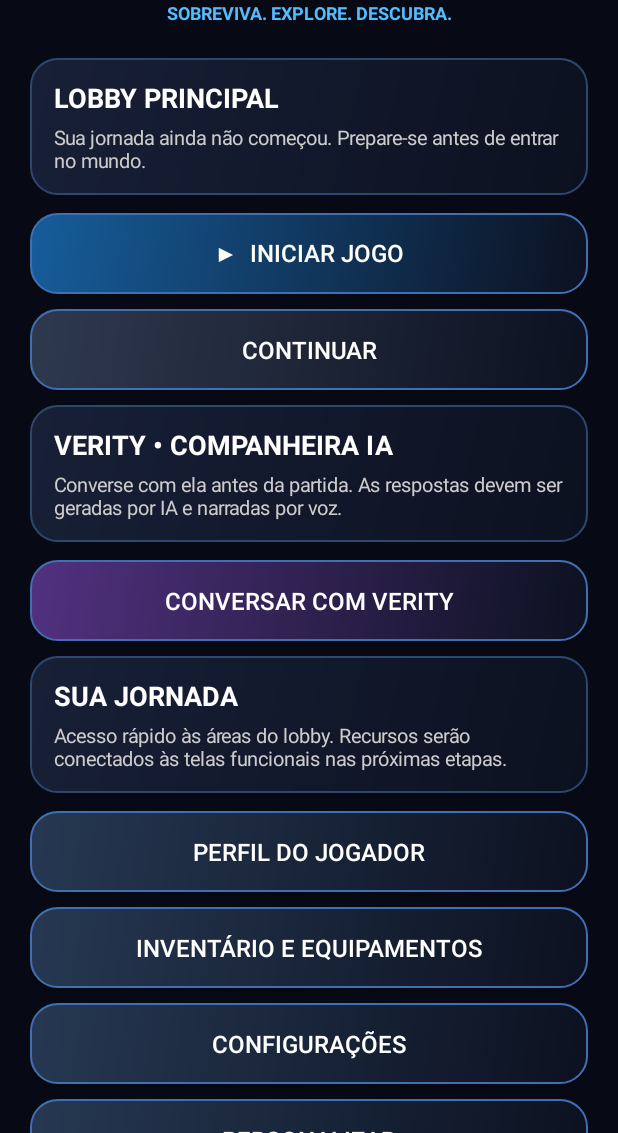
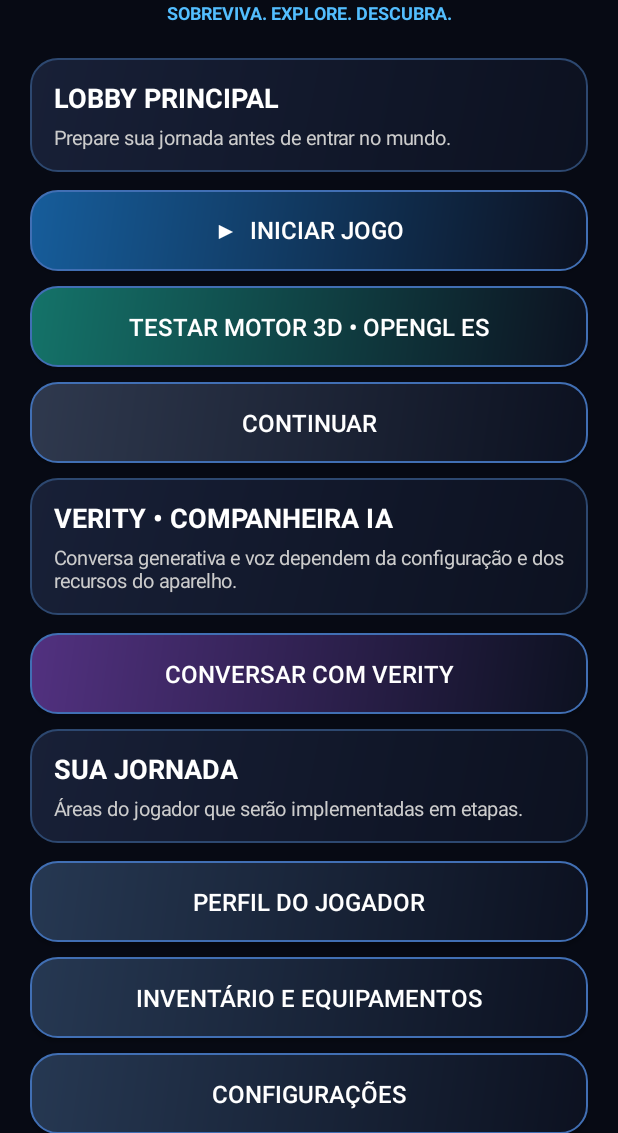
Before and after one commit to davidiasdonacimento-cell/APOCALYPSE-1.0.-, an Android app: the screen it shows after launch (MainActivity), on a phone screen of 412 x 824 dp, the part 103-1236 px from its top. Run offline under Robolectric (Android 15) with nearby library versions, the phone set to English and light mode, and no system bars; 1 statement that could not run was skipped.

Commit message:
Adiciona entrada funcional para teste do motor nativo

```diff
--- a/app/src/main/java/com/apocalypse/game/MainActivity.java
+++ b/app/src/main/java/com/apocalypse/game/MainActivity.java
@@ -7,7 +7,6 @@ import android.graphics.Typeface;
 import android.graphics.drawable.GradientDrawable;
 import android.os.Bundle;
 import android.view.Gravity;
-import android.view.View;
 import android.widget.Button;
 import android.widget.LinearLayout;
 import android.widget.ScrollView;
@@ -19,28 +18,25 @@ public final class MainActivity extends Activity {
     private GradientDrawable panel(int color, int stroke) {
         GradientDrawable d = new GradientDrawable(GradientDrawable.Orientation.TL_BR,
                 new int[]{color, Color.rgb(12, 17, 32)});
-        d.setCornerRadius(dp(18));
-        d.setStroke(dp(1), stroke);
-        return d;
+        d.setCornerRadius(dp(18)); d.setStroke(dp(1), stroke); return d;
     }
     private TextView text(String value, int size, int color, boolean bold) {
-        TextView t = new TextView(this);
-        t.setText(value); t.setTextSize(size); t.setTextColor(color);
-        if (bold) t.setTypeface(Typeface.DEFAULT, Typeface.BOLD);
-        return t;
+        TextView t = new TextView(this); t.setText(value); t.setTextSize(size); t.setTextColor(color);
+        if (bold) t.setTypeface(Typeface.DEFAULT, Typeface.BOLD); return t;
     }
     private Button button(String label, int color) {
         Button b = new Button(this); b.setText(label); b.setTextColor(Color.WHITE);
-        b.setAllCaps(false); b.setTextSize(16);
-        b.setBackground(panel(color, Color.rgb(65, 111, 180)));
+        b.setAllCaps(false); b.setTextSize(16); b.setBackground(panel(color, Color.rgb(65,111,180)));
         LinearLayout.LayoutParams p = new LinearLayout.LayoutParams(-1, dp(54));
         p.bottomMargin = dp(10); b.setLayoutParams(p); return b;
     }
     private void section(LinearLayout root, String title, String subtitle) {
         LinearLayout card = new LinearLayout(this); card.setOrientation(LinearLayout.VERTICAL);
-        card.setPadding(dp(16),dp(14),dp(16),dp(14)); card.setBackground(panel(Color.rgb(24,32,55),Color.rgb(45,72,112)));
-        TextView h=text(title,18,Color.WHITE,true); TextView s=text(subtitle,13,Color.LTGRAY,false);
-        card.addView(h); LinearLayout.LayoutParams sp=new LinearLayout.LayoutParams(-1,-2); sp.topMargin=dp(5); card.addView(s,sp);
+        card.setPadding(dp(16),dp(14),dp(16),dp(14));
+        card.setBackground(panel(Color.rgb(24,32,55),Color.rgb(45,72,112)));
+        card.addView(text(title,18,Color.WHITE,true));
+        TextView s=text(subtitle,13,Color.LTGRAY,false);
+        LinearLayout.LayoutParams sp=new LinearLayout.LayoutParams(-1,-2); sp.topMargin=dp(5); card.addView(s,sp);
         LinearLayout.LayoutParams cp=new LinearLayout.LayoutParams(-1,-2); cp.bottomMargin=dp(12); root.addView(card,cp);
     }
     @Override public void onCreate(Bundle state) {
@@ -50,29 +46,30 @@ public final class MainActivity extends Activity {
         ScrollView scroll=new ScrollView(this); scroll.setBackgroundColor(Color.rgb(7,10,20));
         LinearLayout root=new LinearLayout(this); root.setOrientation(LinearLayout.VERTICAL);
         root.setPadding(dp(20),dp(28),dp(20),dp(24)); scroll.addView(root);
-        TextView logo=text("APOCALYPSE",30,Color.WHITE,true); logo.setGravity(Gravity.CENTER);
-        root.addView(logo);
+        TextView logo=text("APOCALYPSE",30,Color.WHITE,true); logo.setGravity(Gravity.CENTER); root.addView(logo);
         TextView sub=text("SOBREVIVA. EXPLORE. DESCUBRA.",12,Color.rgb(83,190,255),true);
-        sub.setGravity(Gravity.CENTER); LinearLayout.LayoutParams sm=new LinearLayout.LayoutParams(-1,-2); sm.bottomMargin=dp(22); root.addView(sub,sm);
-        section(root,"LOBBY PRINCIPAL","Sua jornada ainda não começou. Prepare-se antes de entrar no mundo.");
-        Button start=button("▶  INICIAR JOGO",Color.rgb(22,93,155));
-        root.addView(start); start.setOnClickListener(v -> startActivity(new Intent(this,VeritySceneActivity.class)));
+        sub.setGravity(Gravity.CENTER); LinearLayout.LayoutParams sm=new LinearLayout.LayoutParams(-1,-2);
+        sm.bottomMargin=dp(22); root.addView(sub,sm);
+        section(root,"LOBBY PRINCIPAL","Prepare sua jornada antes de entrar no mundo.");
+        Button start=button("▶  INICIAR JOGO",Color.rgb(22,93,155)); root.addView(start);
+        start.setOnClickListener(v->startActivity(new Intent(this,VeritySceneActivity.class)));
+        Button engine=button("TESTAR MOTOR 3D • OPENGL ES",Color.rgb(20,115,105)); root.addView(engine);
+        engine.setOnClickListener(v->startActivity(new Intent(this,NativeGameActivity.class)));
         Button resume=button("CONTINUAR",Color.rgb(47,57,78)); root.addView(resume);
-        resume.setOnClickListener(v -> Toast.makeText(this,"Ainda não existe progresso salvo.",Toast.LENGTH_SHORT).show());
-        section(root,"VERITY • COMPANHEIRA IA","Converse com ela antes da partida. As respostas devem ser geradas por IA e narradas por voz.");
+        resume.setOnClickListener(v->Toast.makeText(this,"Ainda não existe progresso salvo.",Toast.LENGTH_SHORT).show());
+        section(root,"VERITY • COMPANHEIRA IA","Conversa generativa e voz dependem da configuração e dos recursos do aparelho.");
         Button talk=button("CONVERSAR COM VERITY",Color.rgb(82,49,128)); root.addView(talk);
-        talk.setOnClickListener(v -> startActivity(new Intent(this,VeritySceneActivity.class)));
-        section(root,"SUA JORNADA","Acesso rápido às áreas do lobby. Recursos serão conectados às telas funcionais nas próximas etapas.");
+        talk.setOnClickListener(v->startActivity(new Intent(this,VeritySceneActivity.class)));
+        section(root,"SUA JORNADA","Áreas do jogador que serão implementadas em etapas.");
         Button profile=button("PERFIL DO JOGADOR",Color.rgb(38,56,82)); root.addView(profile);
-        profile.setOnClickListener(v -> Toast.makeText(this,"Perfil local: implementação pendente.",Toast.LENGTH_SHORT).show());
+        profile.setOnClickListener(v->Toast.makeText(this,"Perfil local: implementação pendente.",Toast.LENGTH_SHORT).show());
         Button inventory=button("INVENTÁRIO E EQUIPAMENTOS",Color.rgb(38,56,82)); root.addView(inventory);
-        inventory.setOnClickListener(v -> Toast.makeText(this,"Inventário: implementação pendente.",Toast.LENGTH_SHORT).show());
+        inventory.setOnClickListener(v->Toast.makeText(this,"Inventário: implementação pendente.",Toast.LENGTH_SHORT).show());
         Button settings=button("CONFIGURAÇÕES",Color.rgb(38,56,82)); root.addView(settings);
-        settings.setOnClickListener(v -> startActivity(new Intent(this,VeritySceneActivity.class).putExtra("settings",true)));
+        settings.setOnClickListener(v->startActivity(new Intent(this,VeritySceneActivity.class).putExtra("settings",true)));
         Button customize=button("PERSONALIZAR",Color.rgb(38,56,82)); root.addView(customize);
-        customize.setOnClickListener(v -> Toast.makeText(this,"Personalização: implementação pendente.",Toast.LENGTH_SHORT).show());
-        TextView footer=text("APOCALYPSE 1.0  •  ANDROID",11,Color.GRAY,false); footer.setGravity(Gravity.CENTER);
-        root.addView(footer);
-        setContentView(scroll);
+        customize.setOnClickListener(v->Toast.makeText(this,"Personalização: implementação pendente.",Toast.LENGTH_SHORT).show());
+        TextView footer=text("APOCALYPSE 1.0  •  ANDROID",11,Color.GRAY,false);
+        footer.setGravity(Gravity.CENTER); root.addView(footer); setContentView(scroll);
     }
 }
```
